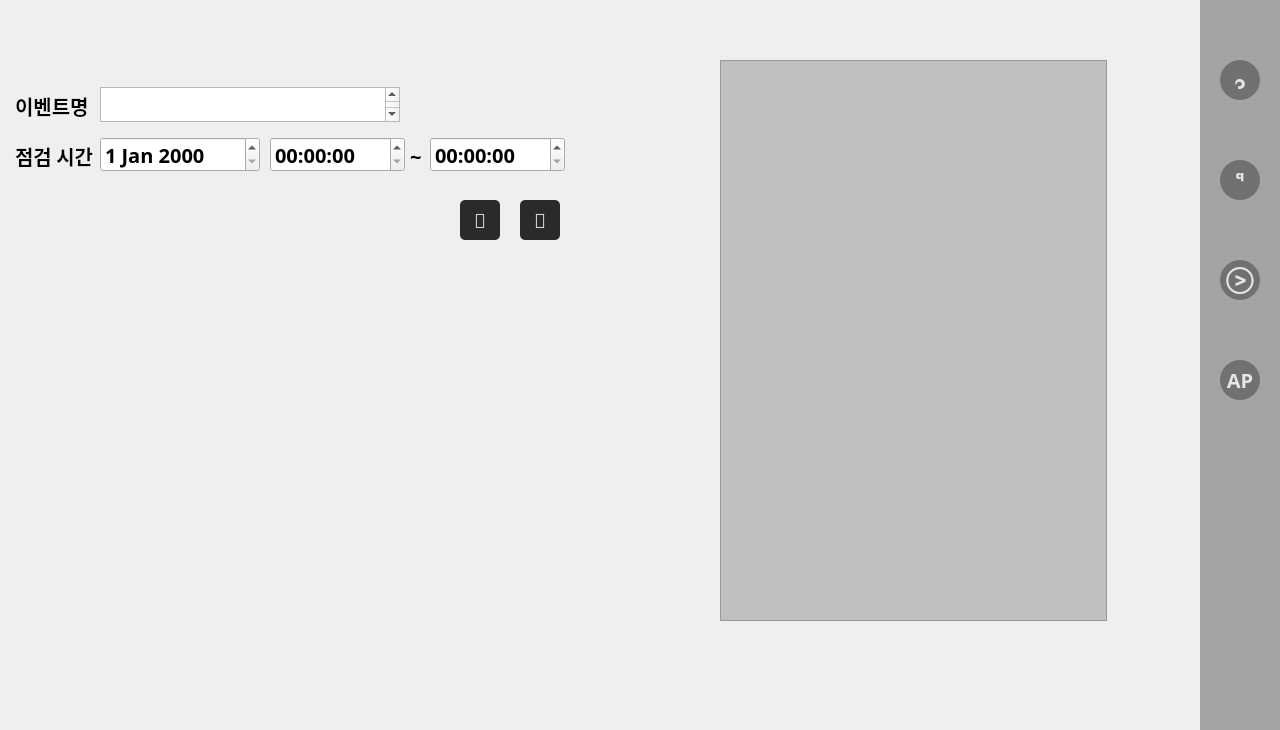
First picture: the form in Gui/Screen.ui, repository Seoilyoung/Blue-Note, before the edit.
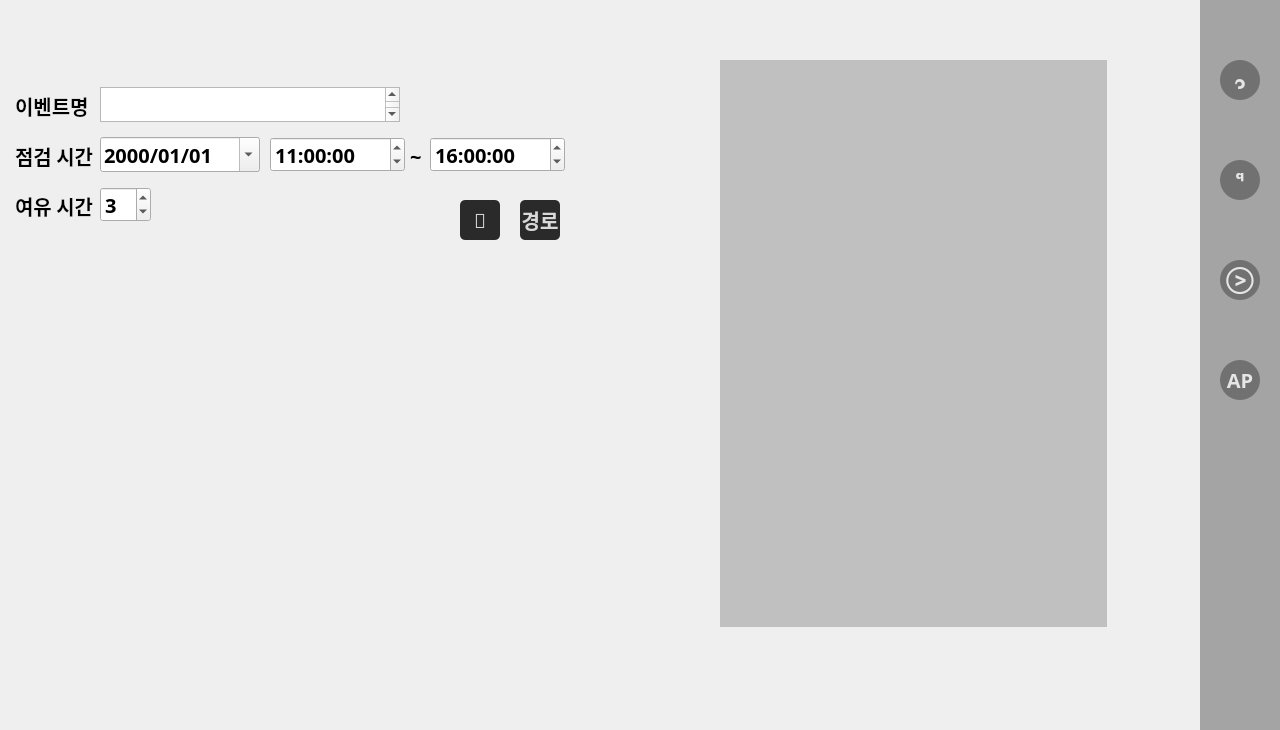
Second picture: the form after the edit.

Commit message: gui 계속 gui....

```diff
--- a/Gui/Screen.ui
+++ b/Gui/Screen.ui
@@ -381,23 +381,10 @@
       <zorder>tableView_4</zorder>
      </widget>
      <widget class="QWidget" name="page_4">
-      <widget class="QTextBrowser" name="textBrowser_2">
+      <widget class="QPushButton" name="button_ap1">
        <property name="geometry">
         <rect>
-         <x>720</x>
-         <y>60</y>
-         <width>387</width>
-         <height>561</height>
-        </rect>
-       </property>
-       <property name="styleSheet">
-        <string notr="true">background-color:rgb(0,0,0,50)</string>
-       </property>
-      </widget>
-      <widget class="QPushButton" name="button_screen_ap2">
-       <property name="geometry">
-        <rect>
-         <x>520</x>
+         <x>460</x>
          <y>200</y>
          <width>40</width>
          <height>40</height>
@@ -448,8 +435,15 @@
          <bold>true</bold>
         </font>
        </property>
+       <property name="time">
+        <time>
+         <hour>11</hour>
+         <minute>0</minute>
+         <second>0</second>
+        </time>
+       </property>
       </widget>
-      <widget class="QDateEdit" name="dateEdit_ap">
+      <widget class="QDateEdit" name="dateEdit_ap1">
        <property name="geometry">
         <rect>
          <x>100</x>
@@ -466,8 +460,21 @@
          <bold>true</bold>
         </font>
        </property>
+       <property name="time">
+        <time>
+         <hour>0</hour>
+         <minute>0</minute>
+         <second>0</second>
+        </time>
+       </property>
+       <property name="displayFormat">
+        <string>yyyy/MM/dd</string>
+       </property>
+       <property name="calendarPopup">
+        <bool>true</bool>
+       </property>
       </widget>
-      <widget class="QLabel" name="label_ap1">
+      <widget class="QLabel" name="label_ap2">
        <property name="geometry">
         <rect>
          <x>15</x>
@@ -505,8 +512,15 @@
          <bold>true</bold>
         </font>
        </property>
+       <property name="time">
+        <time>
+         <hour>16</hour>
+         <minute>0</minute>
+         <second>0</second>
+        </time>
+       </property>
       </widget>
-      <widget class="QLabel" name="label_ap2">
+      <widget class="QLabel" name="label_ap3">
        <property name="geometry">
         <rect>
          <x>410</x>
@@ -527,44 +541,7 @@
         <string>~</string>
        </property>
       </widget>
-      <widget class="QPushButton" name="button_screen_ap1">
-       <property name="geometry">
-        <rect>
-         <x>460</x>
-         <y>200</y>
-         <width>40</width>
-         <height>40</height>
-        </rect>
-       </property>
-       <property name="font">
-        <font>
-         <family>Segoe MDL2 Assets</family>
-         <pointsize>15</pointsize>
-         <weight>75</weight>
-         <bold>true</bold>
-        </font>
-       </property>
-       <property name="styleSheet">
-        <string notr="true">QPushButton{
-	background-color: rgba(0,0,0,210);
-	color:rgba(255,255,255,210);
-	border-radius:5px;
-}
-QPushButton:hover{
-	color: rgba(131,96,53,255);
-}
-QPushButton:clicked{
-	padding-left: 5px;
-	padding-top: 5px;
-	color:rgba(91,88,53,255);
-}
-</string>
-       </property>
-       <property name="text">
-        <string></string>
-       </property>
-      </widget>
-      <widget class="QLabel" name="label_ap1_2">
+      <widget class="QLabel" name="label_ap1">
        <property name="geometry">
         <rect>
          <x>15</x>
@@ -585,7 +562,7 @@
         <string>이벤트명</string>
        </property>
       </widget>
-      <widget class="QTextEdit" name="textEdit_5">
+      <widget class="QTextEdit" name="textEdit_ap1">
        <property name="geometry">
         <rect>
          <x>100</x>
@@ -603,6 +580,101 @@
         </font>
        </property>
       </widget>
+      <widget class="QLabel" name="label_ap4">
+       <property name="geometry">
+        <rect>
+         <x>15</x>
+         <y>190</y>
+         <width>81</width>
+         <height>31</height>
+        </rect>
+       </property>
+       <property name="font">
+        <font>
+         <family>배달의민족 주아</family>
+         <pointsize>15</pointsize>
+         <weight>75</weight>
+         <bold>true</bold>
+        </font>
+       </property>
+       <property name="text">
+        <string>여유 시간</string>
+       </property>
+      </widget>
+      <widget class="QSpinBox" name="spinBox_ap1">
+       <property name="geometry">
+        <rect>
+         <x>100</x>
+         <y>187</y>
+         <width>51</width>
+         <height>35</height>
+        </rect>
+       </property>
+       <property name="font">
+        <font>
+         <family>배달의민족 주아</family>
+         <pointsize>15</pointsize>
+         <weight>75</weight>
+         <bold>true</bold>
+        </font>
+       </property>
+       <property name="value">
+        <number>3</number>
+       </property>
+      </widget>
+      <widget class="QLabel" name="label_ap5">
+       <property name="geometry">
+        <rect>
+         <x>720</x>
+         <y>60</y>
+         <width>387</width>
+         <height>567</height>
+        </rect>
+       </property>
+       <property name="styleSheet">
+        <string notr="true">background-color:rgba(0,0,0,50)</string>
+       </property>
+       <property name="text">
+        <string/>
+       </property>
+      </widget>
+      <widget class="QPushButton" name="button_ap2">
+       <property name="geometry">
+        <rect>
+         <x>520</x>
+         <y>200</y>
+         <width>40</width>
+         <height>40</height>
+        </rect>
+       </property>
+       <property name="font">
+        <font>
+         <family>배달의민족 주아</family>
+         <pointsize>15</pointsize>
+         <weight>75</weight>
+         <bold>true</bold>
+        </font>
+       </property>
+       <property name="styleSheet">
+        <string notr="true">QPushButton{
+	background-color: rgba(0,0,0,210);
+	color:rgba(255,255,255,210);
+	border-radius:5px;
+}
+QPushButton:hover{
+	color: rgba(131,96,53,255);
+}
+QPushButton:clicked{
+	padding-left: 5px;
+	padding-top: 5px;
+	color:rgba(91,88,53,255);
+}
+</string>
+       </property>
+       <property name="text">
+        <string>경로</string>
+       </property>
+      </widget>
      </widget>
     </widget>
     <widget class="QLabel" name="label">
```
The commit also changes 2 other files.
